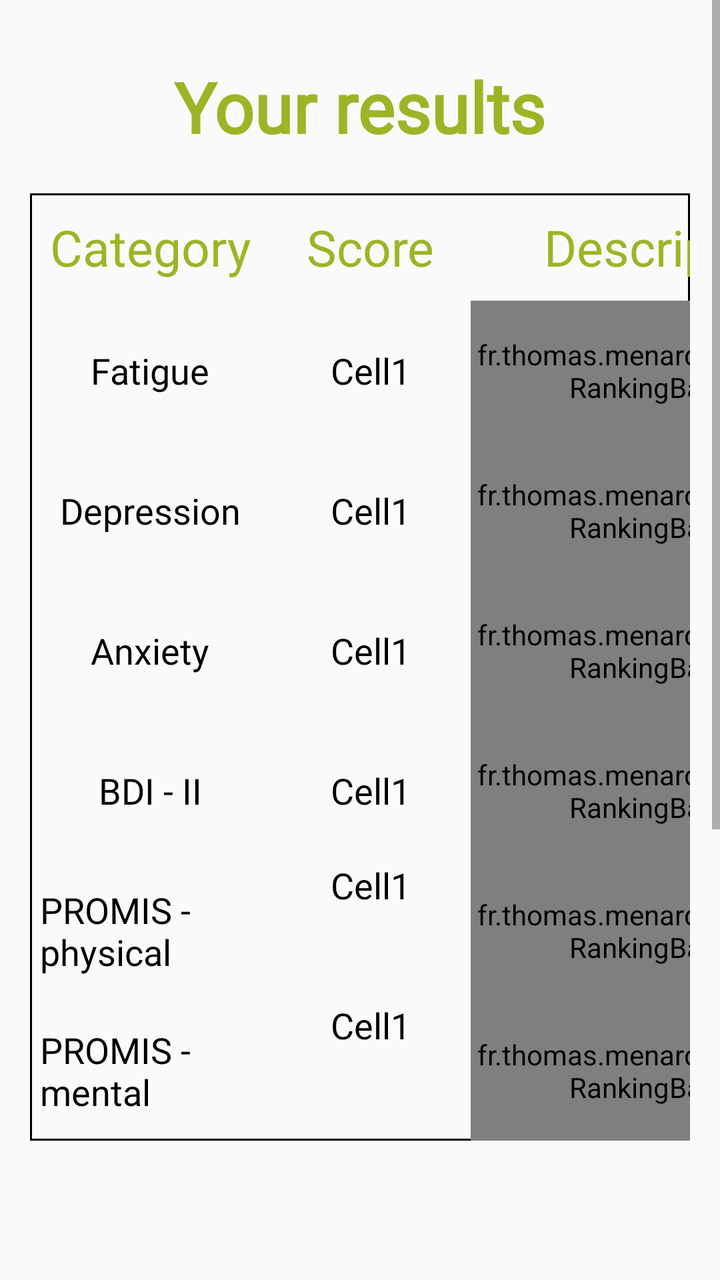
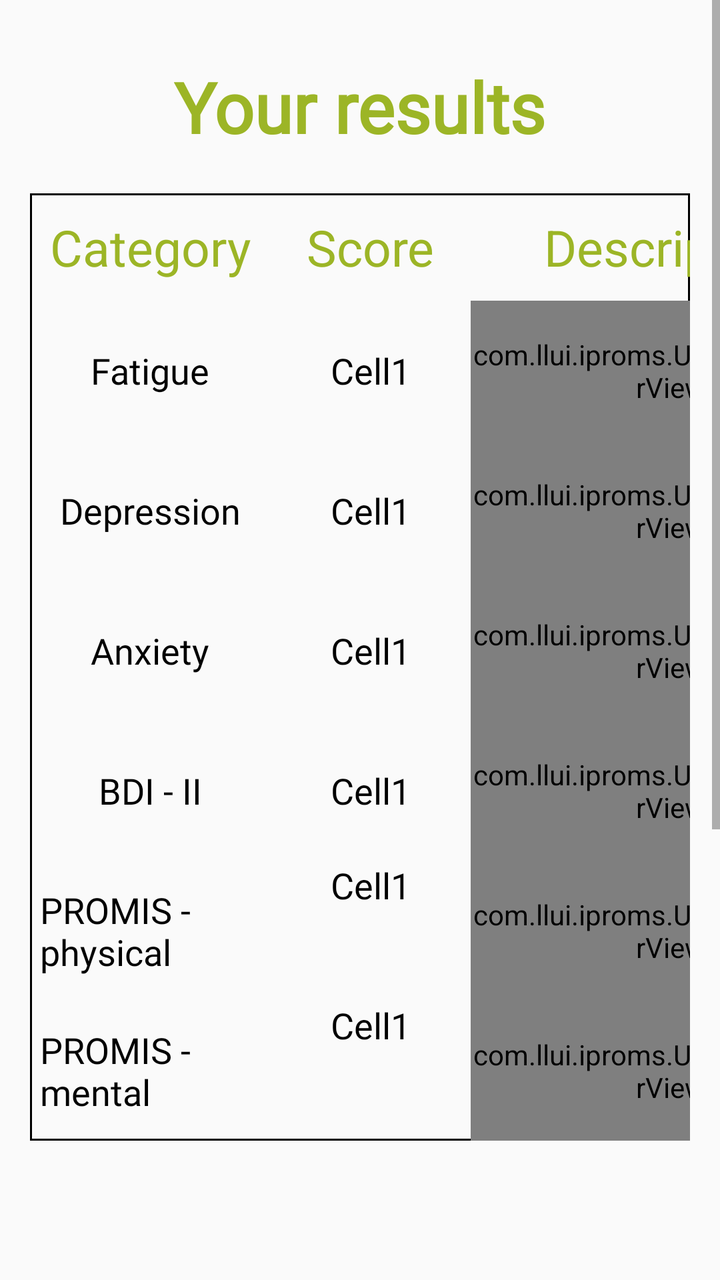

An Android layout rendered at two revisions. The XML below is the earlier revision; the diff shows what the commit changed to produce the second picture.
<!-- AndroidManifest.xml: application theme Theme.IPROMS -->
<!-- res/layout/activity_summary.xml -->
<?xml version="1.0" encoding="utf-8"?>
<ScrollView xmlns:android="http://schemas.android.com/apk/res/android"
    xmlns:tools="http://schemas.android.com/tools"
    android:layout_width="match_parent"
    android:layout_height="match_parent"
    tools:context=".Views.SummaryActivity">


    <RelativeLayout
        android:layout_width="match_parent"
        android:layout_height="match_parent">

        <TextView
            android:layout_width="wrap_content"
            android:layout_height="wrap_content"
            android:id="@+id/txtDescriptionOthers"
            android:layout_below="@id/tableLayout"
            android:layout_centerHorizontal="true"
            android:textAlignment="center"
            android:text="@string/based_on_your_results_clinical_team"
            android:textColor="@color/black"
            android:layout_marginEnd="30dp"
            android:layout_marginTop="20dp"
            android:layout_marginStart="30dp"
            android:visibility="invisible"
            android:textSize="25sp"
            android:fontFamily="@font/montserratregular"/>


        <LinearLayout
            android:layout_width="wrap_content"
            android:layout_height="wrap_content"
            android:id="@+id/linearUpload"
            android:orientation="horizontal"
            android:layout_marginTop="30dp"
            android:layout_marginStart="10dp"
            android:visibility="invisible">

            <ImageView
                android:layout_width="40dp"
                android:layout_height="40dp"
                android:src="@drawable/questionnaire_done"/>

            <TextView
                android:layout_width="wrap_content"
                android:layout_height="wrap_content"
                android:id="@+id/txtUpload"
                android:layout_gravity="center"
                android:layout_marginStart="10dp"
                android:textSize="18sp"
                android:fontFamily="@font/montserratregular"
                android:textColor="@color/green_clock"
                android:text="@string/data_uploaded"/>
        </LinearLayout>


        <TextView
            android:layout_width="wrap_content"
            android:layout_height="wrap_content"
            android:id="@+id/txtSummary"
            android:layout_centerHorizontal="true"
            android:layout_marginTop="10dp"
            android:padding="20dp"
            android:textSize="35sp"
            android:fontFamily="@font/montserratregular"
            android:textStyle="bold"
            android:textColor="@color/colorPrimary"
            android:text="@string/your_results"/>


        <TableLayout
            android:id="@+id/tableLayout"
            android:layout_centerHorizontal="true"
            android:layout_width="match_parent"
            android:layout_height="wrap_content"
            android:layout_marginStart="30dp"
            android:layout_below="@id/txtSummary"
            android:background="@drawable/table_border"
            android:stretchColumns="*">

            <TableRow
                android:layout_width="match_parent"
                android:layout_height="90dp">


                <TextView
                    android:layout_width="wrap_content"
                    android:layout_height="wrap_content"
                    android:text="@string/category"
                    android:textSize="25sp"
                    android:padding="10dp"
                    android:textColor="@color/colorPrimary"
                    android:layout_gravity="center"
                    android:layout_margin="0dp"/>

                <TextView
                    android:layout_width="100dp"
                    android:layout_height="wrap_content"
                    android:text="@string/score"
                    android:textSize="25sp"
                    android:padding="10dp"
                    android:textColor="@color/colorPrimary"
                    android:layout_gravity="center"/>
                <TextView
                    android:layout_width="200dp"
                    android:layout_height="wrap_content"
                    android:text="@string/description"
                    android:textSize="25sp"
                    android:textColor="@color/colorPrimary"
                    android:layout_gravity="center"/>

            </TableRow>

            <TableRow
                android:layout_width="match_parent"
                android:layout_height="80dp">


                <TextView
                    android:layout_width="80dp"
                    android:layout_height="wrap_content"
                    android:layout_gravity="center"
                    android:padding="5dp"
                    android:textSize="18sp"
                    android:textColor="@color/black"
                    android:fontFamily="@font/montserratregular"
                    android:text="@string/fatigue"/>




                <TextView
                    android:layout_width="80dp"
                    android:layout_height="wrap_content"
                    android:id="@+id/cellScoreFatiue"
                    android:text="Cell1"
                    android:layout_gravity="center"
                    android:textSize="18sp"
                    android:textColor="@color/black"
                    android:fontFamily="@font/montserratregular"/>
                <fr.thomas.menard.iproms.Utils.RankingBarView
                    android:layout_width="20dp"
                    android:layout_height="70dp"
                    android:id="@+id/cellResultFatigue"
                    android:text="Cell1"
                    android:textStyle="bold"
                    android:layout_gravity="center"
                    android:textSize="18sp"
                    android:textColor="@color/black"
                    android:fontFamily="@font/montserratregular"/>

            </TableRow>


            <TableRow
                android:layout_width="match_parent"
                android:layout_height="80dp">


                <TextView
                    android:layout_width="80dp"
                    android:layout_height="wrap_content"
                    android:text="Depression"
                    android:layout_gravity="center"
                    android:padding="5dp"
                    android:textSize="18sp"
                    android:textColor="@color/black"
                    android:fontFamily="@font/montserratregular"/>

                <TextView
                    android:layout_width="80dp"
                    android:layout_height="wrap_content"
                    android:id="@+id/cellDepressionScore"
                    android:text="Cell1"
                    android:layout_gravity="center"
                    android:textSize="18sp"
                    android:textColor="@color/black"
                    android:fontFamily="@font/montserratregular"/>
                <fr.thomas.menard.iproms.Utils.RankingBarView
                    android:layout_width="80dp"
                    android:layout_height="70dp"
                    android:id="@+id/cellDepressionResult"
                    android:text="Cell1"
                    android:layout_gravity="center"
                    android:textSize="18sp"
                    android:textStyle="bold"
                    android:textColor="@color/black"
                    android:fontFamily="@font/montserratregular"/>

            </TableRow>

            <TableRow
                android:layout_width="match_parent"
                android:layout_height="80dp">


                <TextView
                    android:layout_width="80dp"
                    android:layout_height="wrap_content"
                    android:text="@string/anxiety"
                    android:layout_gravity="center"
                    android:padding="5dp"
                    android:textSize="18sp"
                    android:textColor="@color/black"
                    android:fontFamily="@font/montserratregular"/>

                <TextView
                    android:layout_width="80dp"
                    android:layout_height="wrap_content"
                    android:id="@+id/cellAnxietyScore"
                    android:text="Cell1"
                    android:layout_gravity="center"
                    android:textSize="18sp"
                    android:textColor="@color/black"
                    android:fontFamily="@font/montserratregular"/>
                <fr.thomas.menard.iproms.Utils.RankingBarView
                    android:layout_width="80dp"
                    android:layout_height="70dp"
                    android:id="@+id/cellAnxietyResult"
                    android:text="Cell1"
                    android:textStyle="bold"
                    android:layout_gravity="center"
                    android:textSize="18sp"
                    android:textColor="@color/black"
                    android:fontFamily="@font/montserratregular"/>

            </TableRow>

            <TableRow
                android:layout_width="match_parent"
                android:layout_height="80dp">


                <TextView
                    android:layout_width="80dp"
                    android:layout_height="wrap_content"
                    android:text="BDI - II"
                    android:layout_gravity="center"
                    android:padding="5dp"
                    android:textSize="18sp"
                    android:textColor="@color/black"
                    android:fontFamily="@font/montserratregular"/>

                <TextView
                    android:layout_width="80dp"
                    android:layout_height="wrap_content"
                    android:id="@+id/cellBDIScore"
                    android:text="Cell1"
                    android:layout_gravity="center"
                    android:textSize="18sp"
                    android:textColor="@color/black"
                    android:fontFamily="@font/montserratregular"/>
                <fr.thomas.menard.iproms.Utils.RankingBarView
                    android:layout_width="80dp"
                    android:layout_height="70dp"
                    android:id="@+id/cellBDIResult"
                    android:text="Cell1"
                    android:layout_gravity="center"
                    android:textSize="18sp"
                    android:textStyle="bold"
                    android:textColor="@color/black"
                    android:fontFamily="@font/montserratregular"/>

            </TableRow>

            <TableRow
                android:layout_width="match_parent"
                android:layout_height="80dp">


                <TextView
                    android:layout_width="80dp"
                    android:layout_height="wrap_content"
                    android:text="PROMIS - physical"
                    android:layout_gravity="center"
                    android:padding="5dp"
                    android:textSize="18sp"
                    android:textColor="@color/black"
                    android:fontFamily="@font/montserratregular"/>

                <TextView
                    android:layout_width="0dp"
                    android:layout_height="70dp"
                    android:id="@+id/cellPromis_physicalScore"
                    android:text="Cell1"
                    android:layout_gravity="center"
                    android:textSize="18sp"
                    android:textColor="@color/black"
                    android:fontFamily="@font/montserratregular"/>
                <fr.thomas.menard.iproms.Utils.RankingBarView
                    android:layout_width="80dp"
                    android:layout_height="70dp"
                    android:id="@+id/cellPromisPhysicalResult"
                    android:text="Cell1"
                    android:layout_gravity="center"
                    android:textSize="18sp"
                    android:textStyle="bold"
                    android:textColor="@color/black"
                    android:fontFamily="@font/montserratregular"/>

            </TableRow>

            <TableRow
                android:layout_width="match_parent"
                android:layout_height="80dp">


                <TextView
                    android:layout_width="80dp"
                    android:layout_height="wrap_content"
                    android:text="PROMIS - mental"
                    android:layout_gravity="center"
                    android:padding="5dp"
                    android:textSize="18sp"
                    android:textColor="@color/black"
                    android:fontFamily="@font/montserratregular"/>

                <TextView
                    android:layout_width="0dp"
                    android:layout_height="70dp"
                    android:id="@+id/cellPromis_mentalScore"
                    android:text="Cell1"
                    android:layout_gravity="center"
                    android:textSize="18sp"
                    android:textColor="@color/black"
                    android:fontFamily="@font/montserratregular"/>
                <fr.thomas.menard.iproms.Utils.RankingBarView
                    android:layout_width="80dp"
                    android:layout_height="70dp"
                    android:id="@+id/cellPromisMentalResult"
                    android:text="Cell1"
                    android:layout_gravity="center"
                    android:textSize="18sp"
                    android:textStyle="bold"
                    android:textColor="@color/black"
                    android:fontFamily="@font/montserratregular"/>

            </TableRow>


        </TableLayout>

        <Button
            android:layout_width="wrap_content"
            android:layout_height="80dp"
            android:id="@+id/btnOptionnalQuestions"
            android:background="@drawable/bg_button"
            android:layout_below="@id/txtSummaryDescription"
            android:textSize="20sp"
            android:text="@string/go_to_questionnaires"
            android:layout_centerHorizontal="true"
            android:layout_marginTop="20dp"/>

        <TextView
            android:layout_width="wrap_content"
            android:layout_height="wrap_content"
            android:id="@+id/txtSummaryDescription"
            android:text="@string/summary_text"
            android:layout_below="@id/tableLayout"
            android:layout_centerHorizontal="true"
            android:layout_marginTop="20dp"
            android:textAlignment="center"
            android:layout_marginStart="30dp"
            android:visibility="invisible"
            android:layout_marginEnd="30dp"
            android:textColor="@color/black"
            android:textSize="25sp"/>

    </RelativeLayout>





</ScrollView>
<!-- resources referenced by this layout -->
<resources>
  <color name="black">#FF000000</color>
  <color name="colorPrimary">#9CB526</color>
  <color name="green_clock">#008800</color>
  <!-- drawable bg_button (drawable) -->
  <?xml version="1.0" encoding="utf-8"?>
  <shape xmlns:android="http://schemas.android.com/apk/res/android">
  
      <corners
          android:radius="10dp"
          />
      <solid
          android:color="@color/white"
          />
      <padding
          android:left="50dp"
          android:top="10dp"
          android:right="50dp"
          android:bottom="10dp"
          />
  
      <stroke
          android:width="3dp"
          android:color="@color/colorAccent"/>
  
  </shape>
  <!-- drawable questionnaire_done (drawable) -->
  <vector android:height="50dp" android:tint="#09FF09"
      android:viewportHeight="24" android:viewportWidth="24"
      android:width="50dp" xmlns:android="http://schemas.android.com/apk/res/android">
      <path android:fillColor="@android:color/white" android:pathData="M22,5.18L10.59,16.6l-4.24,-4.24l1.41,-1.41l2.83,2.83l10,-10L22,5.18zM19.79,10.22C19.92,10.79 20,11.39 20,12c0,4.42 -3.58,8 -8,8s-8,-3.58 -8,-8c0,-4.42 3.58,-8 8,-8c1.58,0 3.04,0.46 4.28,1.25l1.44,-1.44C16.1,2.67 14.13,2 12,2C6.48,2 2,6.48 2,12c0,5.52 4.48,10 10,10s10,-4.48 10,-10c0,-1.19 -0.22,-2.33 -0.6,-3.39L19.79,10.22z"/>
  </vector>
  <!-- drawable table_border (drawable) -->
  <shape xmlns:android="http://schemas.android.com/apk/res/android"
      android:shape="rectangle">
      <stroke
          android:width="1dp"
          android:color="#000000" /> 
  </shape>
  <string name="anxiety">Anxiety</string>
  <string name="based_on_your_results_clinical_team">Based on your results, we would suggest the following additional tests. \n\nSomeone from the clinical team will also discuss the results with you.</string>
  <string name="category">Category</string>
  <string name="data_uploaded">Data uploaded</string>
  <string name="description">Description</string>
  <string name="fatigue">Fatigue</string>
  <string name="go_to_questionnaires">Go to questionnaires</string>
  <string name="score">Score</string>
  <string name="summary_text">You have completed all the screening measures.\n \n
          If you are interested in sharing more details about your health situation with us, there are some optional, more detailed questionnaires coming up next.</string>
  <string name="your_results">Your results</string>
  <style name="Theme.IPROMS" parent="Base.Theme.IPROMS" />
  <color name="white">#FFFFFFFF</color>
  <color name="colorAccent">#78787A</color>
  <style name="Base.Theme.IPROMS" parent="Theme.AppCompat.Light.DarkActionBar">
          
          <item name="colorPrimary">@color/colorPrimary</item>
      </style>
</resources>

<!-- the commit's change to res/layout/activity_summary.xml (unified diff, before → after) -->
@@ -138,7 +138,7 @@
                     android:textSize="18sp"
                     android:textColor="@color/black"
                     android:fontFamily="@font/montserratregular"/>
-                <fr.thomas.menard.iproms.Utils.RankingBarView
+                <com.llui.iproms.Utils.RankingBarView
                     android:layout_width="20dp"
                     android:layout_height="70dp"
                     android:id="@+id/cellResultFatigue"
@@ -176,7 +176,7 @@
                     android:textSize="18sp"
                     android:textColor="@color/black"
                     android:fontFamily="@font/montserratregular"/>
-                <fr.thomas.menard.iproms.Utils.RankingBarView
+                <com.llui.iproms.Utils.RankingBarView
                     android:layout_width="80dp"
                     android:layout_height="70dp"
                     android:id="@+id/cellDepressionResult"
@@ -213,7 +213,7 @@
                     android:textSize="18sp"
                     android:textColor="@color/black"
                     android:fontFamily="@font/montserratregular"/>
-                <fr.thomas.menard.iproms.Utils.RankingBarView
+                <com.llui.iproms.Utils.RankingBarView
                     android:layout_width="80dp"
                     android:layout_height="70dp"
                     android:id="@+id/cellAnxietyResult"
@@ -250,7 +250,7 @@
                     android:textSize="18sp"
                     android:textColor="@color/black"
                     android:fontFamily="@font/montserratregular"/>
-                <fr.thomas.menard.iproms.Utils.RankingBarView
+                <com.llui.iproms.Utils.RankingBarView
                     android:layout_width="80dp"
                     android:layout_height="70dp"
                     android:id="@+id/cellBDIResult"
@@ -287,7 +287,7 @@
                     android:textSize="18sp"
                     android:textColor="@color/black"
                     android:fontFamily="@font/montserratregular"/>
-                <fr.thomas.menard.iproms.Utils.RankingBarView
+                <com.llui.iproms.Utils.RankingBarView
                     android:layout_width="80dp"
                     android:layout_height="70dp"
                     android:id="@+id/cellPromisPhysicalResult"
@@ -324,7 +324,7 @@
                     android:textSize="18sp"
                     android:textColor="@color/black"
                     android:fontFamily="@font/montserratregular"/>
-                <fr.thomas.menard.iproms.Utils.RankingBarView
+                <com.llui.iproms.Utils.RankingBarView
                     android:layout_width="80dp"
                     android:layout_height="70dp"
                     android:id="@+id/cellPromisMentalResult"
